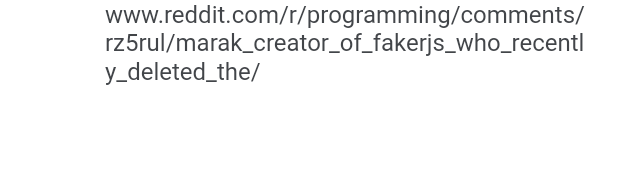
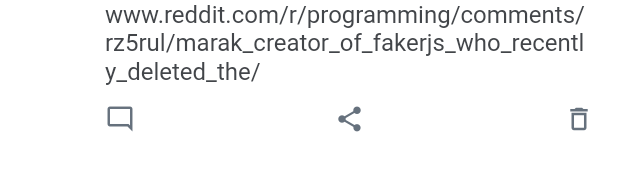
Before and after one commit to kazuyaseki/write-only-twitter, a Flutter app: the TweetContent widget shown alone on an empty page, opened directly with sample values from the repository, on a phone screen of 412 x 824 dp. Shown: the part 231-402 px from the top of the screen. Run offline on Flutter 3.47's test engine with Material 2 defaults, Android fonts, the phone set to English and light mode, and no system bars; our stand-ins replace gap; network calls fail; statements that could not run were skipped.

Commit message:
added Icons

```diff
--- a/lib/src/components/TweetContent.dart
+++ b/lib/src/components/TweetContent.dart
@@ -1,6 +1,7 @@
 import 'package:flutter/material.dart';
 import 'package:gap/gap.dart';
 import 'package:write_only_twitter/src/models/Tweet.dart';
+import 'package:write_only_twitter/src/theme/colors.dart';
 import 'package:write_only_twitter/src/theme/typography.dart';
 
 class TweetContent extends StatelessWidget {
@@ -26,7 +27,25 @@
         Row(children: [Text("seya", style: title,), SizedBox(width: 4,), Text("@sekikazu01", style: subtitle,)],),
         Gap(4),
         Text(tweet.text, textAlign: TextAlign.left, style: body,),
-        Row(children: [],)
+        Gap(12),
+        Row(
+           mainAxisAlignment: MainAxisAlignment.spaceBetween,
+          children: [Icon(
+            Icons.mode_comment_outlined,
+            color: IconColor,
+            size: 20.0,
+            semanticLabel: 'Text to announce in accessibility modes',
+          ),Icon(
+            Icons.share,
+            color: IconColor,
+            size: 20.0,
+            semanticLabel: 'Text to announce in accessibility modes',
+          ),Icon(
+            Icons.delete_outline,
+            color: IconColor,
+            size: 20.0,
+            semanticLabel: 'Text to announce in accessibility modes',
+          )],)
 
       ],))
 
```
